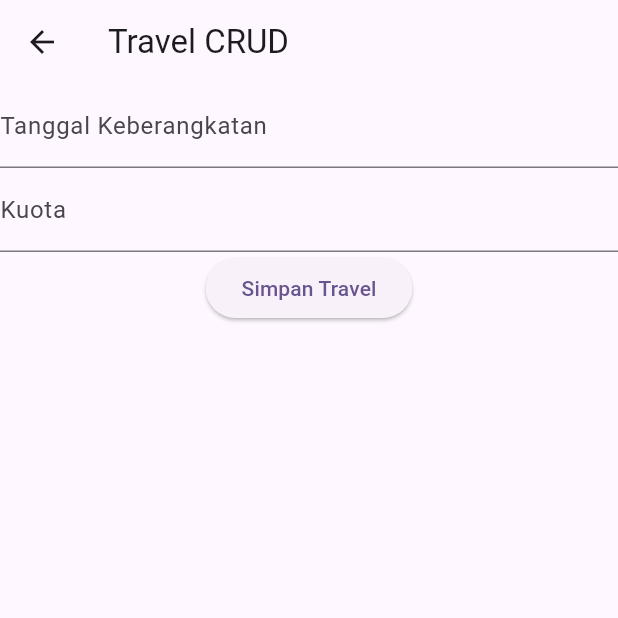
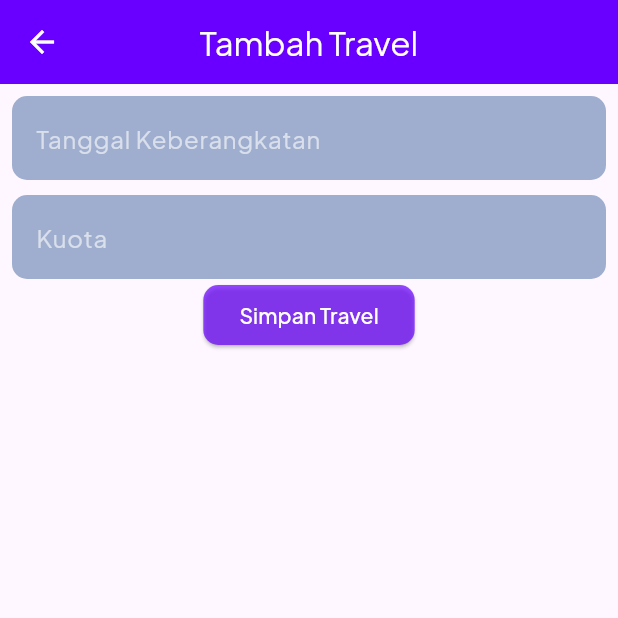
Before and after one commit to hldaabyu28/msib_arkatama, a Flutter app: the TravelPage screen opened directly, on a phone screen of 412 x 824 dp, the top half of it. Run offline on Flutter 3.47's test engine with Material 3 defaults, Android fonts, the phone set to English and light mode, and no system bars; our stand-ins replace gap, google_fonts, sqflite; accounts and stored records are empty.

Commit message:
Fix capitalization and import statement in main.dart and edit_penumpang.dart

```diff
--- a/lib/main.dart
+++ b/lib/main.dart
@@ -1,5 +1,5 @@
 import 'package:flutter/material.dart';
-import 'package:msib_arkatama/screens/Travel_screen.dart';
+import 'package:msib_arkatama/screens/travel_screen.dart';
 import 'package:msib_arkatama/screens/main_screen.dart';
 import 'package:msib_arkatama/screens/penumpang_list.dart';
 import 'package:msib_arkatama/screens/penumpang_screen.dart';
@@ -20,7 +20,7 @@ class MyApp extends StatelessWidget {
         colorScheme: ColorScheme.fromSeed(seedColor: Colors.deepPurple),
         useMaterial3: true,
       ),
-      home: PenumpangListPage(),
+      home: TravelPage(),
     );
   }
 }
--- a/lib/screens/penumpang_screen.dart
+++ b/lib/screens/penumpang_screen.dart
@@ -92,7 +92,7 @@ class _PenumpangPageState extends State<PenumpangPage> {
           child: Column(
             children: [
               TextFormField(
-                   decoration: InputDecoration(
+                  decoration: InputDecoration(
                   hintText: 'NAMA USIA KOTA',
                   hintStyle: TextStyle(
                     color: Colors.white.withOpacity(0.6),
--- a/lib/screens/travel_screen.dart
+++ b/lib/screens/travel_screen.dart
@@ -1,4 +1,6 @@
 import 'package:flutter/material.dart';
+import 'package:gap/gap.dart';
+import 'package:google_fonts/google_fonts.dart';
 import 'package:msib_arkatama/helpers/database_helper.dart';
 import 'package:msib_arkatama/models/travel_model.dart';
 
@@ -8,13 +10,33 @@ class TravelPage extends StatefulWidget {
 }
 
 class _TravelPageState extends State<TravelPage> {
+  DateTime _selectedDate = DateTime.now();
   final _formKey = GlobalKey<FormState>();
   String _tanggalKeberangkatan = '';
   int _kuota = 0;
 
+  Future<void> _selectDate(BuildContext context) async {
+    final DateTime? pickedDate = await showDatePicker(
+      context: context,
+      initialDate: _selectedDate,
+      firstDate: DateTime(1900),
+      lastDate: DateTime(2100),
+    );
+
+    if (pickedDate != null && pickedDate != _selectedDate) {
+      setState(() {
+        _selectedDate = pickedDate;
+        _tanggalKeberangkatan = pickedDate.toIso8601String().split('T')[0]; // Format: yyyy-MM-dd
+      });
+    }
+  }
+
   Future<void> _saveTravel() async {
     final dbHelper = DatabaseHelper.instance;
-    Travel travel = Travel(tanggalKeberangkatan: _tanggalKeberangkatan, kuota: _kuota);
+    Travel travel = Travel(
+      tanggalKeberangkatan: _tanggalKeberangkatan,
+      kuota: _kuota,
+    );
     await dbHelper.insertTravel(travel);
   }
 
@@ -22,37 +44,101 @@ class _TravelPageState extends State<TravelPage> {
   Widget build(BuildContext context) {
     return Scaffold(
       appBar: AppBar(
-        title: Text('Travel CRUD'),
+        iconTheme: IconThemeData(color: Colors.white),
+        centerTitle: true,
+        title: Text('Tambah Travel', style: TextStyle(
+                    color: Colors.white,
+                    fontFamily: GoogleFonts.plusJakartaSans().fontFamily,
+                  ),),
+        backgroundColor: Color(0xFF6900FF),
       ),
-      body: Form(
+      body: Padding(
+        padding: const EdgeInsets.all(8.0),
+        child: Form(
           key: _formKey,
           child: Column(
             children: [
               TextFormField(
-              decoration: InputDecoration(labelText: 'Tanggal Keberangkatan'),
-              onSaved: (value) {
-                _tanggalKeberangkatan = value!;
+                decoration: InputDecoration(
+                  hintText: 'Tanggal Keberangkatan',
+                  hintStyle: TextStyle(
+                    color: Colors.white.withOpacity(0.6),
+                    fontFamily: GoogleFonts.plusJakartaSans().fontFamily,
+                  ),
+                  fillColor: Color(0xFF104084).withOpacity(0.4),
+                  filled: true,
+                  border: OutlineInputBorder(
+                    borderRadius: BorderRadius.circular(10),
+                    borderSide: BorderSide.none,
+                  ),
+                ),
+                style: TextStyle(
+                  color: Colors.white,
+                  fontFamily: GoogleFonts.plusJakartaSans().fontFamily,
+                ),
+                controller: TextEditingController(
+                  text: _tanggalKeberangkatan,
+                ),
+                onTap: () async {
+                  FocusScope.of(context).requestFocus(FocusNode()); // Menyembunyikan keyboard
+                  await _selectDate(context);
                 },
+                readOnly: true,
               ),
+              Gap(10),
               TextFormField(
-              decoration: InputDecoration(labelText: 'Kuota'),
+                decoration: InputDecoration(
+                  hintText: 'Kuota',
+                  hintStyle: TextStyle(
+                    color: Colors.white.withOpacity(0.6),
+                    fontFamily: GoogleFonts.plusJakartaSans().fontFamily,
+                  ),
+                  fillColor: Color(0xFF104084).withOpacity(0.4),
+                  filled: true,
+                  border: OutlineInputBorder(
+                    borderRadius: BorderRadius.circular(10),
+                    borderSide: BorderSide.none,
+                  ),
+                ),
+                style: TextStyle(
+                  color: Colors.white,
+                  fontFamily: GoogleFonts.plusJakartaSans().fontFamily,
+                ),
+
                 keyboardType: TextInputType.number,
                 onSaved: (value) {
                   _kuota = int.parse(value!);
                 },
               ),
               ElevatedButton(
+                style: ElevatedButton.styleFrom(
+                  backgroundColor: Color(0xFF6900FF).withOpacity(0.7),
+                  maximumSize: Size(double.infinity,100),
+                  shape: RoundedRectangleBorder(
+                    borderRadius: BorderRadius.circular(10),
+
+                  ),
+
+                ),
                 onPressed: () {
                    if (_formKey.currentState!.validate()) {
                     _formKey.currentState!.save();
                     _saveTravel();
                     print(_tanggalKeberangkatan);
                     print(_kuota);
+                    _formKey.currentState!.reset();
+
                   }
                 },
-              child: Text('Simpan Travel'),
+                child: Text('Simpan Travel', style: TextStyle(
+                    fontFamily: GoogleFonts.plusJakartaSans().fontFamily,
+
+                    color: Colors.white,
+                  ),),
               ),
+
             ],
+          ),
         ),
       ),
     );
```
Also changed, not shown: lib/screens/edit_penumpang.dart (+45 -8 lines). Lines whose indentation alone changed are shown as unchanged.
